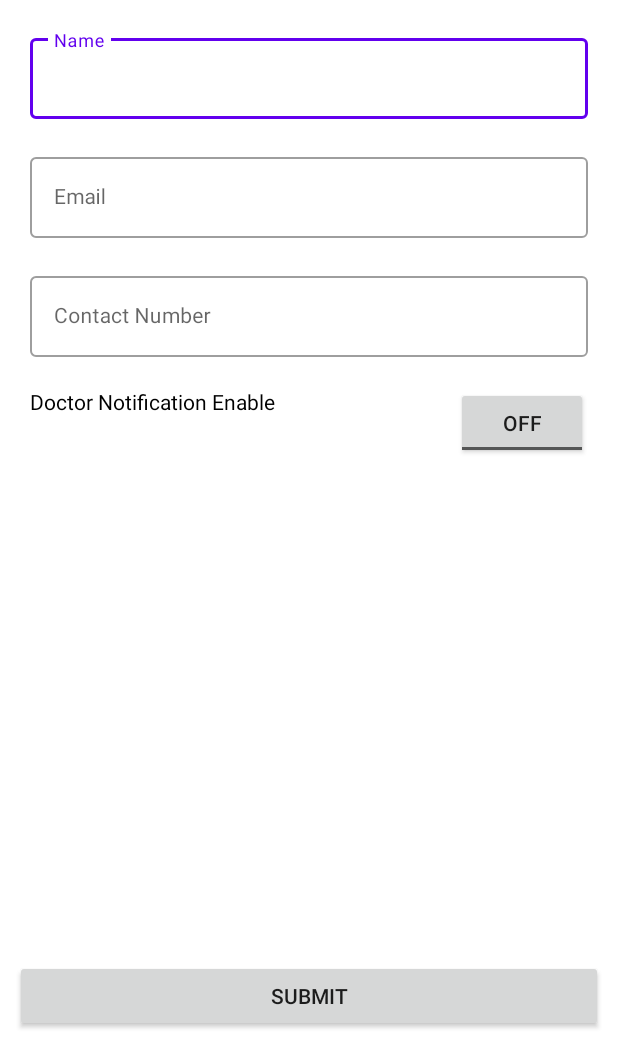
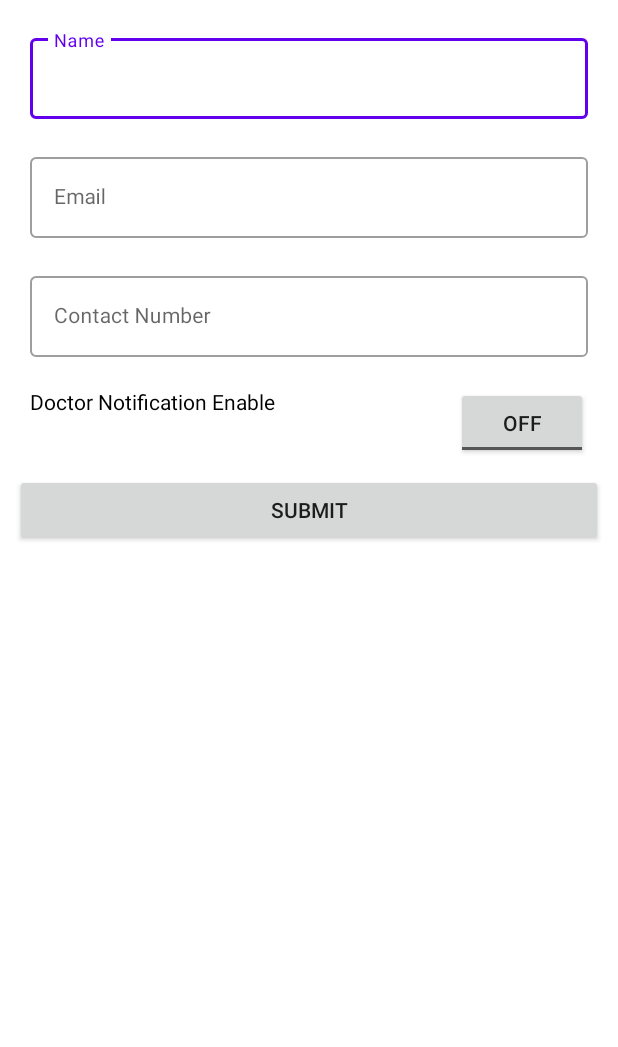
Before and after one commit to jaykishan-sewak/doctor-appoint-app, an Android app: the layout fragment_add_doctor.xml on its own in the app's theme, with its tools: preview values and no code run, on a phone screen of 412 x 824 dp, the part 189-1236 px from its top. Run offline under Robolectric (Android 15) with nearby library versions, the phone set to English and light mode, and no system bars.

Commit message:
Fix scrolling bug & remove unused code

```diff
--- a/app/src/main/AndroidManifest.xml
+++ b/app/src/main/AndroidManifest.xml
@@ -29,7 +29,7 @@
         <activity
             android:name="com.android.doctorapp.ui.authentication.AuthenticationActivity"
             android:theme="@style/Theme.InfusionTemplate.NoActionBar"
-            android:windowSoftInputMode="adjustPan">
+            android:windowSoftInputMode="stateHidden|adjustResize">
 
         </activity>
         <activity android:name="com.android.doctorapp.ui.dashboard.DashboardActivity"
--- a/app/src/main/java/com/android/doctorapp/ui/doctor/AddDoctorViewModel.kt
+++ b/app/src/main/java/com/android/doctorapp/ui/doctor/AddDoctorViewModel.kt
@@ -52,6 +52,7 @@ class AddDoctorViewModel @Inject constructor(
 
     init {
         auth = FirebaseAuth.getInstance()
+        fireStore = FirebaseFirestore.getInstance()
     }
 
     private fun isAllValidate() {
@@ -105,8 +106,6 @@ class AddDoctorViewModel @Inject constructor(
 
     fun addDoctorData() {
 
-        fireStore = FirebaseFirestore.getInstance()
-
         firebaseUser = auth?.currentUser!!
         if (firebaseUser != null) {
             // when firebaseUser is not null then
--- a/app/src/main/res/layout/fragment_add_doctor.xml
+++ b/app/src/main/res/layout/fragment_add_doctor.xml
@@ -28,7 +28,7 @@
         <ScrollView
             android:layout_width="match_parent"
             android:layout_height="0dp"
-            app:layout_constraintBottom_toTopOf="@+id/button_submit"
+            app:layout_constraintBottom_toBottomOf="parent"
             app:layout_constraintEnd_toEndOf="parent"
             app:layout_constraintStart_toStartOf="parent"
             app:layout_constraintTop_toBottomOf="@+id/toolbarContainer">
@@ -151,10 +151,6 @@
                     app:layout_constraintEnd_toEndOf="parent"
                     app:layout_constraintTop_toBottomOf="@id/field_doctor_contact" />
 
-            </androidx.constraintlayout.widget.ConstraintLayout>
-
-        </ScrollView>
-
                 <androidx.appcompat.widget.AppCompatButton
                     android:id="@+id/button_submit"
                     android:layout_width="match_parent"
@@ -163,9 +159,15 @@
                     android:enabled="@{viewModel.isDataValid}"
                     android:onClick="@{()->viewModel.addDoctorData()}"
                     android:text="@string/submit"
+                    app:layout_constraintEnd_toEndOf="parent"
+                    app:layout_constraintStart_toStartOf="parent"
+                    app:layout_constraintTop_toBottomOf="@+id/toggle_doctor_notification"
                     app:layout_constraintBottom_toBottomOf="parent"
-            app:layout_constraintEnd_toEndOf="parent"
-            app:layout_constraintStart_toStartOf="parent" />
+                    />
+
+            </androidx.constraintlayout.widget.ConstraintLayout>
+
+        </ScrollView>
 
     </androidx.constraintlayout.widget.ConstraintLayout>
 
```
Also changed, not shown: app/src/main/java/com/android/doctorapp/repository/models/UserDataRequestModel.kt (+1 -9 lines). Lines whose indentation alone changed are shown as unchanged.
